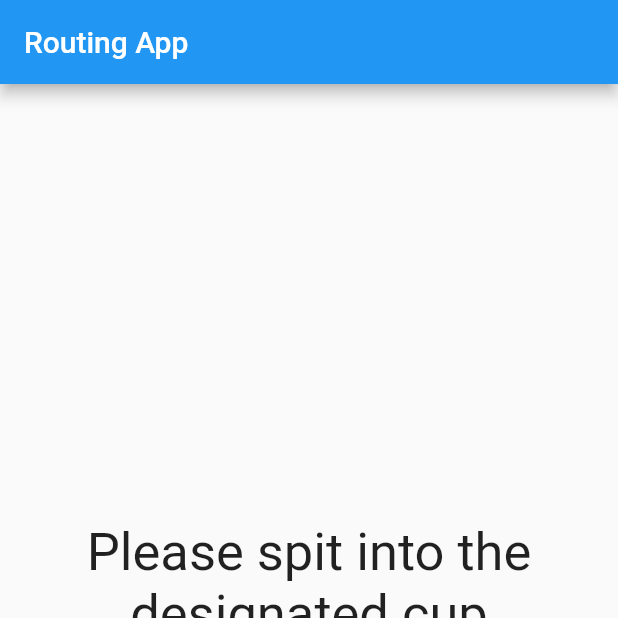
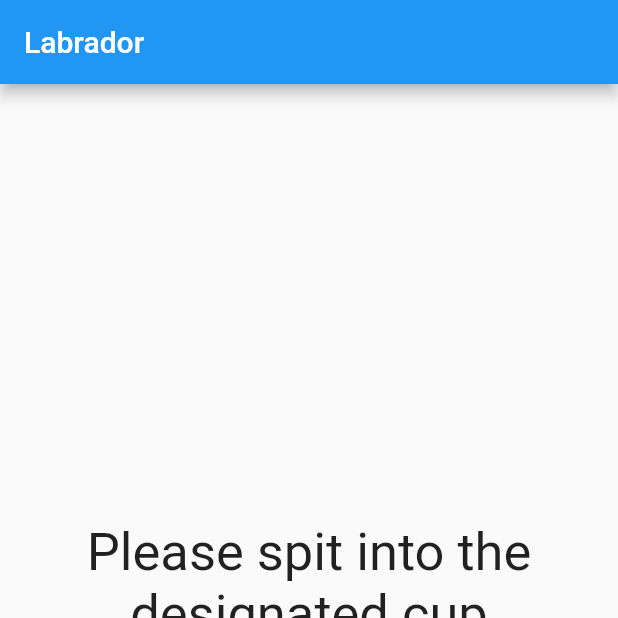
Before and after one commit to AviEt/Labrador-demo, a Flutter app: the screen it shows after launch, on a phone screen of 412 x 824 dp, the top half of it. Run offline on Flutter 3.47's test engine with Material 2 defaults, Android fonts, the phone set to English and light mode, and no system bars; our stand-ins replace camera, image_gallery_saver.

Commit message:
Added messages to each steps + organizing the code

```diff
--- a/lib/consts.dart
+++ b/lib/consts.dart
@@ -1,4 +1,5 @@
-const String homePageUrl = '/';
+const String spitToCupUrl = '/';
+const String attachCupToKitUrl = '/attach_cup';
 const String cameraPageUrl = '/card_camera';
 const String waitResultsPageUrl = '/sample_wait';
 const String resultsPageUrl = '/results';
--- a/lib/main.dart
+++ b/lib/main.dart
@@ -1,5 +1,6 @@
 import 'package:flutter/material.dart';
 import 'package:route_experiments/camera_singleton.dart';
+import 'consts.dart';
 import 'route_generator.dart';
 import 'camera_singleton.dart';
 import 'package:camera/camera.dart';
@@ -22,7 +23,7 @@ class MyApp extends StatelessWidget {
       theme: ThemeData(
         primarySwatch: Colors.blue,
       ),
-      home: RegularStepScreen(),
+      home: RegularStepScreen(screenData: spitToCupScreenData),
       onGenerateRoute: RouteGenerator.generateRoute,
     );
   }
--- a/lib/regular_step_screen.dart
+++ b/lib/regular_step_screen.dart
@@ -2,24 +2,39 @@ import 'package:flutter/material.dart';
 
 import 'consts.dart';
 
+class RegularScreenData {
+  final String message;
+  final String nextStepRoute;
+
+  RegularScreenData({required this.message, required this.nextStepRoute});
+}
+
+final RegularScreenData spitToCupScreenData = RegularScreenData(message: "Please spit into the designated cup",
+    nextStepRoute: attachCupToKitUrl);
+
+final RegularScreenData attachCupToKitScreenData = RegularScreenData(message: "Please attach the cup to the kit",
+    nextStepRoute: cameraPageUrl);
+
 class RegularStepScreen extends StatelessWidget {
-  const RegularStepScreen({Key? key}) : super(key: key);
+  final RegularScreenData screenData;
+
+  const RegularStepScreen({Key? key, required this.screenData}) : super(key: key);
 
   @override
   Widget build(BuildContext context) {
     return Scaffold(
         appBar: AppBar(
-          title: Text('Routing App'),
+          title: const Text('Labrador'),
         ),
         body: Center(
             child: Column(
           mainAxisSize: MainAxisSize.min,
           mainAxisAlignment: MainAxisAlignment.center,
           children: <Widget>[
-            const Padding(
+            Padding(
               padding: const EdgeInsets.all(20.0),
               child: Text(
-                'Please spit into the designated cup',
+                screenData.message,
                 style: TextStyle(fontSize: 35),
                 textAlign: TextAlign.center,
               ),
@@ -33,7 +48,7 @@ class RegularStepScreen extends StatelessWidget {
                   onPressed: () {
                     // Pushing a named route
                     Navigator.of(context).pushNamed(
-                      cameraPageUrl,
+                      screenData.nextStepRoute,
                     );
                   },
                 )),
--- a/lib/sample_wait_screen.dart
+++ b/lib/sample_wait_screen.dart
@@ -38,7 +38,7 @@ class _SampleWaitScreenState extends State<SampleWaitScreen> {
   Widget build(BuildContext context) {
     return Scaffold(
       appBar: AppBar(
-        title: Text("Timer App"),
+        title: const Text("Labrador"),
       ),
       body: Center(
         child: Column(
```
Also changed, not shown: lib/results_screen.dart (+11 -11 lines), lib/route_generator.dart (+5 -3 lines).
